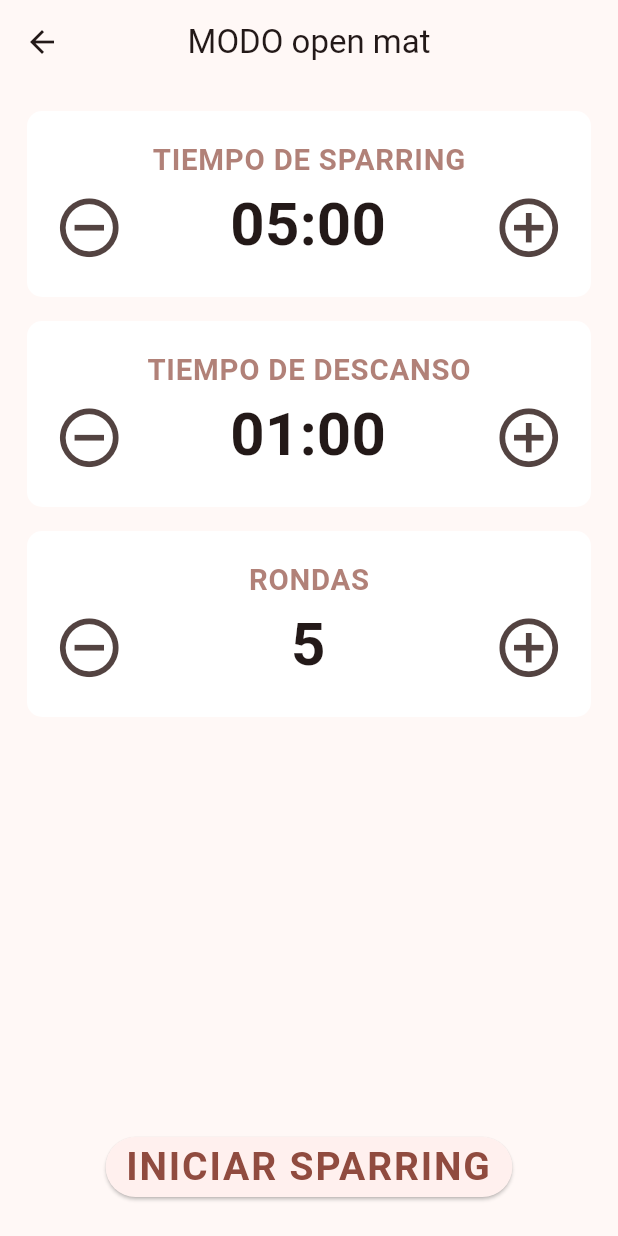
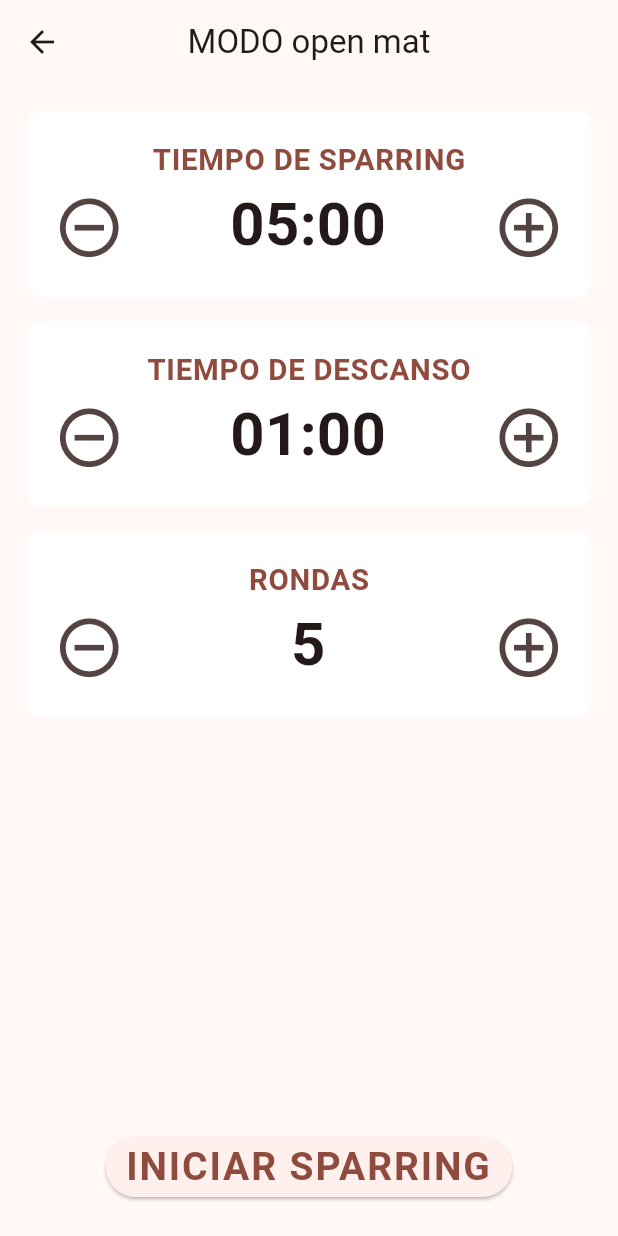
Before and after one commit to CYBERCRACK2/BJJ_timer, a Flutter app: the BjjTimerHome screen opened directly, on a phone screen of 412 x 824 dp. Run offline on Flutter 3.47's test engine with Material 3 defaults, Android fonts, the phone set to English and light mode, and no system bars; our stand-ins replace audioplayers, wakelock_plus; Roboto replaces fonts that are missing (Verdana).

Commit message:
- pubspec.lock isues - time_selector deprecated metod

```diff
--- a/lib/features/timer/widgets/time_selector.dart
+++ b/lib/features/timer/widgets/time_selector.dart
@@ -46,9 +46,8 @@ class SelectorBjj<T> extends StatelessWidget {
                     style: TextStyle(
                       fontSize: baseUnit * 0.05,
                       fontWeight: FontWeight.bold,
-                      color: Theme.of(
-                        context,
-                      ).colorScheme.primary.withOpacity(0.7),
+                      color: Theme.of(context).colorScheme.primary,
+                      //.withOpacity(0.7),
                     ),
                   ),
                   Expanded(
```
Also changed, not shown: pubspec.lock.
